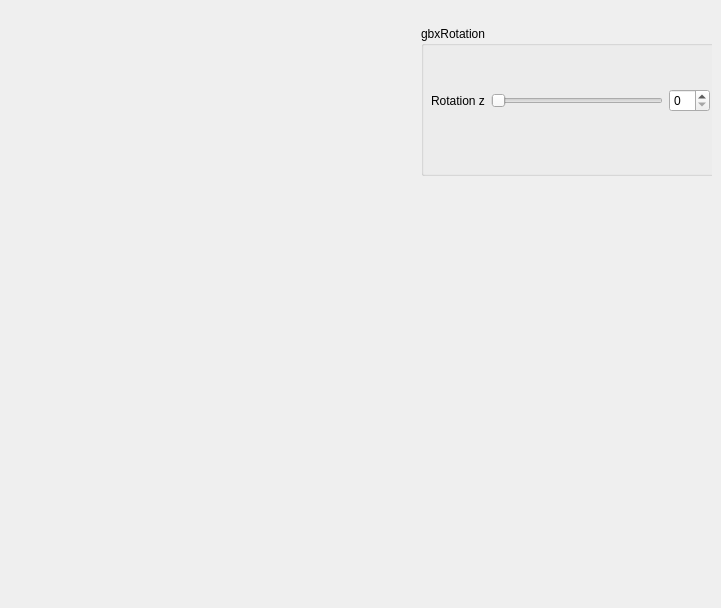
Kyurai/CGPrak, file mainwindow.ui: the form before one commit.
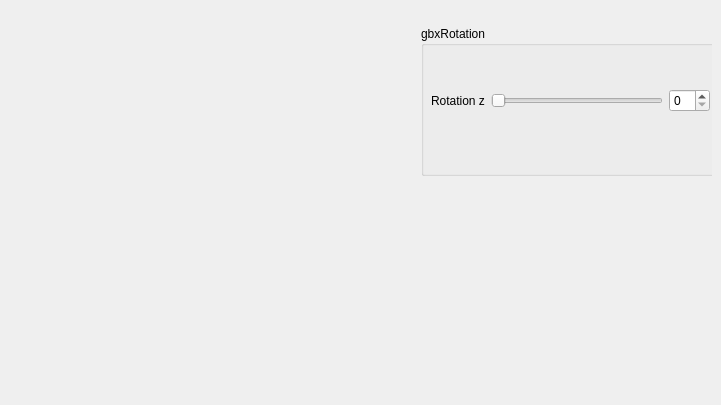
The form after the commit. Custom widgets are drawn as their Qt base class.

```diff
--- a/mainwindow.ui
+++ b/mainwindow.ui
@@ -7,7 +7,7 @@
     <x>0</x>
     <y>0</y>
     <width>721</width>
-    <height>608</height>
+    <height>405</height>
    </rect>
   </property>
   <property name="windowTitle">
```
